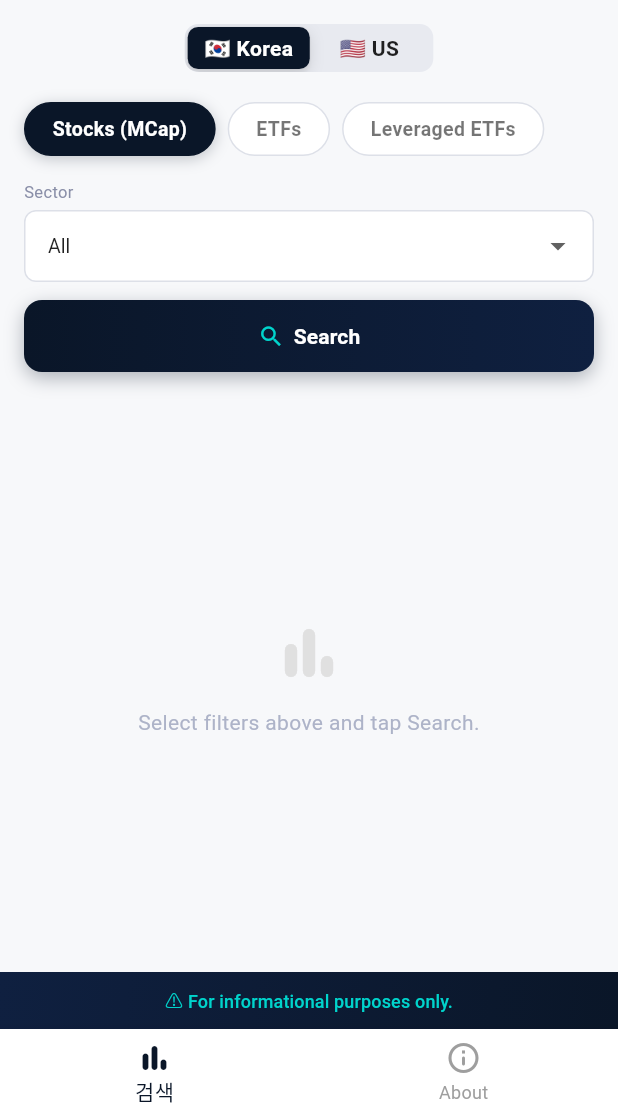
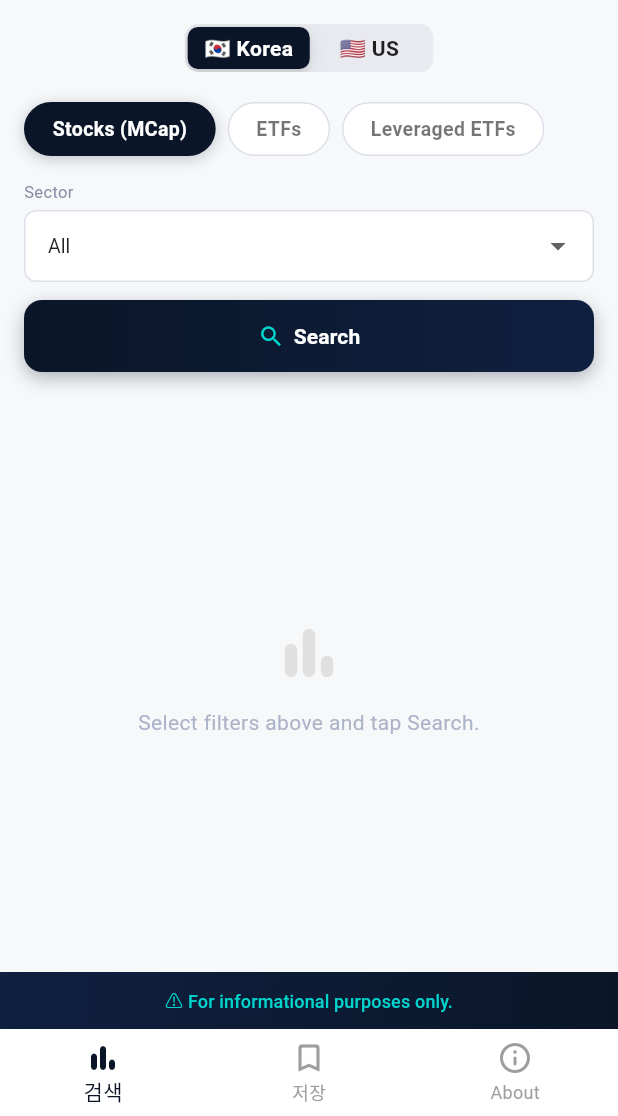
Before and after one commit to areumseo/stockpulse_select, a Flutter app: the screen it shows after launch, after a tap on "English", on a phone screen of 412 x 824 dp, the part 120-1236 px from its top. Run offline on Flutter 3.47's test engine with Material 3 defaults, Android fonts, the phone set to English and light mode, and no system bars; our stand-ins replace google_fonts, shared_preferences.

Commit message:
Add save (watchlist) feature with local storage
Tap the bookmark on any card to save it to a device-local watchlist
(snapshot of name/summary/metrics at save time, via shared_preferences).
New "저장" bottom-nav tab lists saved cards with a count badge.

- StockItem/Metric gain toJson for persistence
- SavedModel (ChangeNotifier) holds the list and persists on change
- StockCard subscribes to SavedModel so the bookmark state stays in
  sync across the search and saved screens

Co-Authored-By: Claude Sonnet 4.6 <noreply@anthropic.com>

```diff
--- a/lib/main.dart
+++ b/lib/main.dart
@@ -1,14 +1,19 @@
 import 'package:flutter/material.dart';
 import 'package:google_fonts/google_fonts.dart';
+import 'package:provider/provider.dart';
 import 'screens/home_screen.dart';
 import 'screens/about_screen.dart';
+import 'screens/saved_screen.dart';
+import 'state/saved_model.dart';
 
 void main() {
-  runApp(const StockpulseApp());
+  final saved = SavedModel()..init();
+  runApp(StockpulseApp(saved: saved));
 }
 
 class StockpulseApp extends StatelessWidget {
-  const StockpulseApp({super.key});
+  final SavedModel saved;
+  const StockpulseApp({super.key, required this.saved});
 
   // 영문: San Francisco (iOS 시스템 폰트)
   // 한글: Noto Sans KR (fallback — SF에 한글 글리프 없을 때 자동 적용)
@@ -40,7 +45,9 @@ class StockpulseApp extends StatelessWidget {
 
   @override
   Widget build(BuildContext context) {
-    return MaterialApp(
+    return ChangeNotifierProvider<SavedModel>.value(
+      value: saved,
+      child: MaterialApp(
         title: 'Stockpulse Select',
         debugShowCheckedModeBanner: false,
         themeMode: ThemeMode.light,
@@ -58,6 +65,7 @@ class StockpulseApp extends StatelessWidget {
         ),
 
         home: const _RootScreen(),
+      ),
     );
   }
 }
@@ -74,11 +82,13 @@ class _RootScreenState extends State<_RootScreen> {
 
   static const _screens = [
     HomeScreen(),
+    SavedScreen(),
     AboutScreen(),
   ];
 
   @override
   Widget build(BuildContext context) {
+    final savedCount = context.watch<SavedModel>().items.length;
     return Scaffold(
       body: IndexedStack(
         index: _tab,
@@ -91,12 +101,22 @@ class _RootScreenState extends State<_RootScreen> {
         unselectedItemColor: Colors.grey,
         backgroundColor: Colors.white,
         elevation: 8,
-        items: const [
-          BottomNavigationBarItem(
+        type: BottomNavigationBarType.fixed,
+        items: [
+          const BottomNavigationBarItem(
             icon: Icon(Icons.bar_chart_rounded),
             label: '검색',
           ),
           BottomNavigationBarItem(
+            icon: savedCount > 0
+                ? Badge(
+                    label: Text('$savedCount'),
+                    child: const Icon(Icons.bookmark_rounded),
+                  )
+                : const Icon(Icons.bookmark_border_rounded),
+            label: '저장',
+          ),
+          const BottomNavigationBarItem(
             icon: Icon(Icons.info_outline_rounded),
             label: 'About',
           ),
--- a/lib/models/stock_item.dart
+++ b/lib/models/stock_item.dart
@@ -10,6 +10,12 @@ class Metric {
         value: json['value'] ?? '',
         positive: json['positive'],
       );
+
+  Map<String, dynamic> toJson() => {
+        'label': label,
+        'value': value,
+        'positive': positive,
+      };
 }
 
 class StockItem {
@@ -48,4 +54,13 @@ class StockItem {
         badge: json['badge'] ?? '',
         badgeType: json['badgeType'] ?? 'up',
       );
+
+  Map<String, dynamic> toJson() => {
+        'name': name,
+        'code': code,
+        'summary': summary,
+        'metrics': metrics.map((m) => m.toJson()).toList(),
+        'badge': badge,
+        'badgeType': badgeType,
+      };
 }
--- /dev/null
+++ b/lib/screens/saved_screen.dart
@@ -0,0 +1,73 @@
+import 'package:flutter/material.dart';
+import 'package:provider/provider.dart';
+import '../state/saved_model.dart';
+import '../widgets/stock_card.dart';
+
+class SavedScreen extends StatelessWidget {
+  const SavedScreen({super.key});
+
+  static const _kNavy = Color(0xFF0A1628);
+
+  bool _isKoreanCode(String code) =>
+      code.isNotEmpty && RegExp(r'^[0-9]').hasMatch(code);
+
+  @override
+  Widget build(BuildContext context) {
+    final model = context.watch<SavedModel>();
+    final items = model.items;
+
+    return Scaffold(
+      backgroundColor: const Color(0xFFF7F8FA),
+      appBar: AppBar(
+        backgroundColor: Colors.white,
+        elevation: 0.5,
+        title: Row(
+          children: [
+            const Icon(Icons.bookmark_rounded, size: 20, color: _kNavy),
+            const SizedBox(width: 8),
+            const Text('저장한 종목',
+                style: TextStyle(
+                    fontSize: 17,
+                    fontWeight: FontWeight.w700,
+                    color: _kNavy)),
+            if (items.isNotEmpty) ...[
+              const SizedBox(width: 6),
+              Text('${items.length}',
+                  style: const TextStyle(
+                      fontSize: 14, color: Color(0xFF8A8FA8))),
+            ],
+          ],
+        ),
+      ),
+      body: items.isEmpty
+          ? Center(
+              child: Column(
+                mainAxisSize: MainAxisSize.min,
+                children: [
+                  Icon(Icons.bookmark_border_rounded,
+                      size: 48, color: Colors.grey.shade300),
+                  const SizedBox(height: 12),
+                  const Text(
+                    '저장한 종목이 없습니다.\n카드의 북마크를 눌러 저장하세요.',
+                    textAlign: TextAlign.center,
+                    style: TextStyle(
+                        fontSize: 14, color: Color(0xFFADB3C8), height: 1.5),
+                  ),
+                ],
+              ),
+            )
+          : ListView.separated(
+              padding: const EdgeInsets.fromLTRB(16, 12, 16, 16),
+              itemCount: items.length,
+              separatorBuilder: (_, _) => const SizedBox(height: 10),
+              itemBuilder: (context, i) {
+                final item = items[i];
+                return StockCard(
+                  item: item,
+                  isKorean: _isKoreanCode(item.code),
+                );
+              },
+            ),
+    );
+  }
+}
--- /dev/null
+++ b/lib/state/saved_model.dart
@@ -0,0 +1,54 @@
+import 'dart:convert';
+import 'package:flutter/foundation.dart';
+import 'package:shared_preferences/shared_preferences.dart';
+import '../models/stock_item.dart';
+
+/// 저장한 종목(관심 목록) — 기기 로컬에 저장(snapshot). 로그인 불필요.
+class SavedModel extends ChangeNotifier {
+  static const _key = 'saved_items_v1';
+
+  List<StockItem> _items = [];
+  List<StockItem> get items => List.unmodifiable(_items);
+
+  bool isSaved(String code) =>
+      code.isNotEmpty && _items.any((e) => e.code == code);
+
+  Future<void> init() async {
+    final prefs = await SharedPreferences.getInstance();
+    final raw = prefs.getStringList(_key) ?? [];
+    _items = raw
+        .map((s) {
+          try {
+            return StockItem.fromJson(jsonDecode(s) as Map<String, dynamic>);
+          } catch (_) {
+            return null;
+          }
+        })
+        .whereType<StockItem>()
+        .toList();
+    notifyListeners();
+  }
+
+  Future<void> toggle(StockItem item) async {
+    if (item.code.isEmpty) return;
+    if (isSaved(item.code)) {
+      _items = _items.where((e) => e.code != item.code).toList();
+    } else {
+      _items = [item, ..._items]; // 최근 저장이 위로
+    }
+    notifyListeners();
+    await _persist();
+  }
+
+  Future<void> remove(String code) async {
+    _items = _items.where((e) => e.code != code).toList();
+    notifyListeners();
+    await _persist();
+  }
+
+  Future<void> _persist() async {
+    final prefs = await SharedPreferences.getInstance();
+    await prefs.setStringList(
+        _key, _items.map((i) => jsonEncode(i.toJson())).toList());
+  }
+}
--- a/pubspec.yaml
+++ b/pubspec.yaml
@@ -36,6 +36,7 @@ dependencies:
   provider: ^6.1.2
   url_launcher: ^6.3.0
   google_fonts: ^6.2.1
+  shared_preferences: ^2.2.0
 
 dev_dependencies:
   flutter_test:
```
Also changed, not shown: lib/widgets/stock_card.dart (+23 -0 lines), pubspec.lock, 2 other files. Lines whose indentation alone changed are shown as unchanged.
